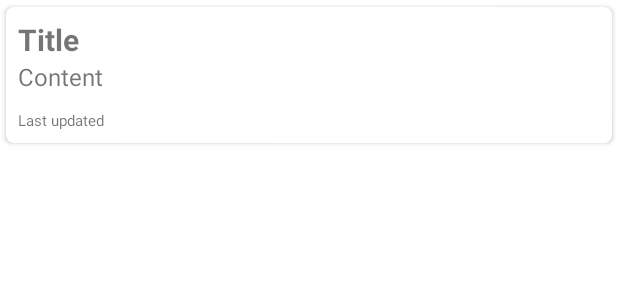
After one commit to preepramdev/Memorynotes, an Android app: the layout item_note.xml on its own in the app's theme, with its tools: preview values and no code run, on a phone screen of 412 x 824 dp. The commit adds this screen. Shown: the top 300 px of the screen. Run offline under Robolectric (Android 15) with nearby library versions, the phone set to English and light mode, and no system bars.

Commit message:
Item layout

```diff
--- /dev/null
+++ b/app/src/main/res/layout/item_note.xml
@@ -0,0 +1,46 @@
+<?xml version="1.0" encoding="utf-8"?>
+<androidx.cardview.widget.CardView xmlns:android="http://schemas.android.com/apk/res/android"
+    xmlns:app="http://schemas.android.com/apk/res-auto"
+    android:id="@+id/note_layout"
+    android:layout_width="match_parent"
+    android:layout_height="@dimen/layout_height"
+    app:cardCornerRadius="5dp"
+    app:cardElevation="2dp"
+    app:cardUseCompatPadding="true">
+
+    <androidx.constraintlayout.widget.ConstraintLayout
+        android:layout_width="match_parent"
+        android:layout_height="match_parent"
+        android:padding="@dimen/standard_margin">
+
+        <TextView
+            android:id="@+id/title"
+            style="@style/Title"
+            android:layout_width="match_parent"
+            android:layout_height="wrap_content"
+            android:ellipsize="end"
+            android:maxLines="1"
+            android:text="Title"
+            app:layout_constraintTop_toTopOf="parent" />
+
+        <TextView
+            android:id="@+id/content"
+            style="@style/Text"
+            android:layout_width="match_parent"
+            android:layout_height="wrap_content"
+            android:ellipsize="end"
+            android:maxLines="1"
+            android:text="Content"
+            app:layout_constraintTop_toBottomOf="@id/title" />
+
+        <TextView
+            android:id="@+id/date"
+            style="@style/Detail"
+            android:layout_width="match_parent"
+            android:layout_height="wrap_content"
+            android:text="Last updated"
+            app:layout_constraintBottom_toBottomOf="parent" />
+
+    </androidx.constraintlayout.widget.ConstraintLayout>
+
+</androidx.cardview.widget.CardView>
--- a/app/src/main/res/values/dimens.xml
+++ b/app/src/main/res/values/dimens.xml
@@ -1,4 +1,5 @@
 <?xml version="1.0" encoding="utf-8"?>
 <resources>
     <dimen name="standard_margin">8dp</dimen>
+    <dimen name="layout_height">100dp</dimen>
 </resources>
--- a/app/src/main/res/values/themes.xml
+++ b/app/src/main/res/values/themes.xml
@@ -13,4 +13,18 @@
         <item name="android:statusBarColor" tools:targetApi="l">?attr/colorPrimaryVariant</item>
         <!-- Customize your theme here. -->
     </style>
+
+    <style name="Title">
+        <item name="android:textSize">20sp</item>
+        <item name="android:textStyle">bold</item>
+    </style>
+
+    <style name="Text">
+        <item name="android:textSize">16sp</item>
+    </style>
+
+    <style name="Detail">
+        <item name="android:textSize">10sp</item>
+    </style>
+
 </resources>
```
